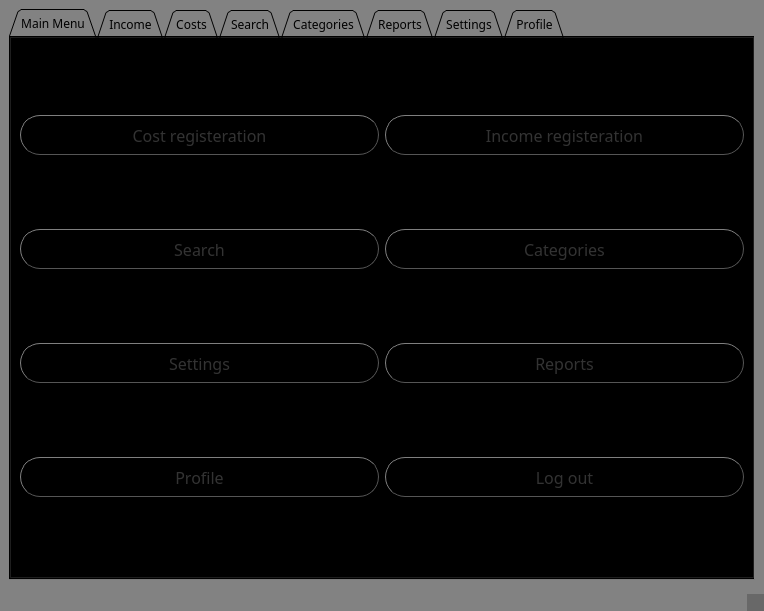
Above: MainWindow.ui from Arian-SK/Personal-Accounting-App before the change. Below: the same form after it.
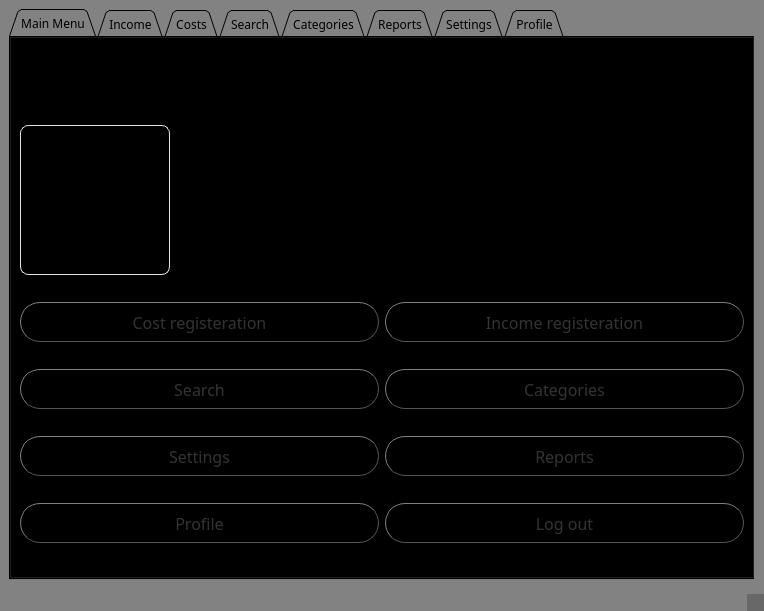
That is the form after the change. The open tabs and pages were chosen to show the change.

Patch:
```diff
--- a/MainWindow.ui
+++ b/MainWindow.ui
@@ -60,7 +60,7 @@
         <string>Main Menu</string>
        </attribute>
        <layout class="QGridLayout" name="gridLayout_2">
-        <item row="5" column="0">
+        <item row="7" column="0" colspan="2">
          <widget class="QPushButton" name="buttonProfile">
           <property name="minimumSize">
            <size>
@@ -99,91 +99,7 @@
           </property>
          </widget>
         </item>
-        <item row="0" column="0">
-         <widget class="QPushButton" name="buttonRegCost">
-          <property name="sizePolicy">
-           <sizepolicy hsizetype="Minimum" vsizetype="Fixed">
-            <horstretch>0</horstretch>
-            <verstretch>0</verstretch>
-           </sizepolicy>
-          </property>
-          <property name="minimumSize">
-           <size>
-            <width>40</width>
-            <height>40</height>
-           </size>
-          </property>
-          <property name="font">
-           <font>
-            <family>Impact</family>
-            <pointsize>12</pointsize>
-           </font>
-          </property>
-          <property name="styleSheet">
-           <string notr="true">QPushButton {
-color: #333;
-border: 1px solid #555;
-border-radius: 20px;
-border-style: outset;
-background: qradialgradient(
-cx: 0.3, cy: -0.4, fx: 0.3, fy: -0.4,
-radius: 1, stop: 0 #fff, stop: 1 #888
-);
-padding: 5px;
-}
-
-QPushButton:hover {
-background: qradialgradient(
-cx: 0.3, cy: -0.4, fx: 0.3, fy: -0.4,
-radius: 1.35, stop: 0 #fff, stop: 1 #bbb
-);
-}</string>
-          </property>
-          <property name="text">
-           <string>Cost registeration</string>
-          </property>
-         </widget>
-        </item>
-        <item row="1" column="0">
-         <widget class="QPushButton" name="buttonSearch">
-          <property name="minimumSize">
-           <size>
-            <width>40</width>
-            <height>40</height>
-           </size>
-          </property>
-          <property name="font">
-           <font>
-            <family>Impact</family>
-            <pointsize>12</pointsize>
-           </font>
-          </property>
-          <property name="styleSheet">
-           <string notr="true">QPushButton {
-color: #333;
-border: 1px solid #555;
-border-radius: 20px;
-border-style: outset;
-background: qradialgradient(
-cx: 0.3, cy: -0.4, fx: 0.3, fy: -0.4,
-radius: 1, stop: 0 #fff, stop: 1 #888
-);
-padding: 5px;
-}
-
-QPushButton:hover {
-background: qradialgradient(
-cx: 0.3, cy: -0.4, fx: 0.3, fy: -0.4,
-radius: 1.35, stop: 0 #fff, stop: 1 #bbb
-);
-}</string>
-          </property>
-          <property name="text">
-           <string>Search</string>
-          </property>
-         </widget>
-        </item>
-        <item row="0" column="1">
+        <item row="2" column="2" colspan="2">
          <widget class="QPushButton" name="buttonRegIncome">
           <property name="sizePolicy">
            <sizepolicy hsizetype="Minimum" vsizetype="Fixed">
@@ -228,85 +144,72 @@
           </property>
          </widget>
         </item>
+        <item row="3" column="0" colspan="2">
+         <widget class="QPushButton" name="buttonSearch">
+          <property name="minimumSize">
+           <size>
+            <width>40</width>
+            <height>40</height>
+           </size>
+          </property>
+          <property name="font">
+           <font>
+            <family>Impact</family>
+            <pointsize>12</pointsize>
+           </font>
+          </property>
+          <property name="styleSheet">
+           <string notr="true">QPushButton {
+color: #333;
+border: 1px solid #555;
+border-radius: 20px;
+border-style: outset;
+background: qradialgradient(
+cx: 0.3, cy: -0.4, fx: 0.3, fy: -0.4,
+radius: 1, stop: 0 #fff, stop: 1 #888
+);
+padding: 5px;
+}
+
+QPushButton:hover {
+background: qradialgradient(
+cx: 0.3, cy: -0.4, fx: 0.3, fy: -0.4,
+radius: 1.35, stop: 0 #fff, stop: 1 #bbb
+);
+}</string>
+          </property>
+          <property name="text">
+           <string>Search</string>
+          </property>
+         </widget>
+        </item>
+        <item row="1" column="2">
+         <spacer name="horizontalSpacer_17">
+          <property name="orientation">
+           <enum>Qt::Horizontal</enum>
+          </property>
+          <property name="sizeHint" stdset="0">
+           <size>
+            <width>40</width>
+            <height>20</height>
+           </size>
+          </property>
+         </spacer>
+        </item>
         <item row="1" column="1">
-         <widget class="QPushButton" name="buttonCategories">
-          <property name="minimumSize">
-           <size>
-            <width>40</width>
-            <height>40</height>
-           </size>
+         <spacer name="horizontalSpacer_20">
+          <property name="orientation">
+           <enum>Qt::Horizontal</enum>
           </property>
-          <property name="font">
-           <font>
-            <family>Impact</family>
-            <pointsize>12</pointsize>
-           </font>
-          </property>
-          <property name="styleSheet">
-           <string notr="true">QPushButton {
-color: #333;
-border: 1px solid #555;
-border-radius: 20px;
-border-style: outset;
-background: qradialgradient(
-cx: 0.3, cy: -0.4, fx: 0.3, fy: -0.4,
-radius: 1, stop: 0 #fff, stop: 1 #888
-);
-padding: 5px;
-}
-
-QPushButton:hover {
-background: qradialgradient(
-cx: 0.3, cy: -0.4, fx: 0.3, fy: -0.4,
-radius: 1.35, stop: 0 #fff, stop: 1 #bbb
-);
-}</string>
-          </property>
-          <property name="text">
-           <string>Categories</string>
-          </property>
-         </widget>
-        </item>
-        <item row="3" column="1">
-         <widget class="QPushButton" name="buttonReports">
-          <property name="minimumSize">
+          <property name="sizeHint" stdset="0">
            <size>
             <width>40</width>
-            <height>40</height>
+            <height>20</height>
            </size>
           </property>
-          <property name="font">
-           <font>
-            <family>Impact</family>
-            <pointsize>12</pointsize>
-           </font>
-          </property>
-          <property name="styleSheet">
-           <string notr="true">QPushButton {
-color: #333;
-border: 1px solid #555;
-border-radius: 20px;
-border-style: outset;
-background: qradialgradient(
-cx: 0.3, cy: -0.4, fx: 0.3, fy: -0.4,
-radius: 1, stop: 0 #fff, stop: 1 #888
-);
-padding: 5px;
-}
-
-QPushButton:hover {
-background: qradialgradient(
-cx: 0.3, cy: -0.4, fx: 0.3, fy: -0.4,
-radius: 1.35, stop: 0 #fff, stop: 1 #bbb
-);
-}</string>
-          </property>
-          <property name="text">
-           <string>Reports</string>
-          </property>
-         </widget>
+         </spacer>
         </item>
-        <item row="3" column="0">
+        <item row="5" column="0" colspan="2">
          <widget class="QPushButton" name="buttonSettings">
           <property name="minimumSize">
            <size>
@@ -345,7 +248,52 @@
           </property>
          </widget>
         </item>
-        <item row="5" column="1">
+        <item row="2" column="0" colspan="2">
+         <widget class="QPushButton" name="buttonRegCost">
+          <property name="sizePolicy">
+           <sizepolicy hsizetype="Minimum" vsizetype="Fixed">
+            <horstretch>0</horstretch>
+            <verstretch>0</verstretch>
+           </sizepolicy>
+          </property>
+          <property name="minimumSize">
+           <size>
+            <width>40</width>
+            <height>40</height>
+           </size>
+          </property>
+          <property name="font">
+           <font>
+            <family>Impact</family>
+            <pointsize>12</pointsize>
+           </font>
+          </property>
+          <property name="styleSheet">
+           <string notr="true">QPushButton {
+color: #333;
+border: 1px solid #555;
+border-radius: 20px;
+border-style: outset;
+background: qradialgradient(
+cx: 0.3, cy: -0.4, fx: 0.3, fy: -0.4,
+radius: 1, stop: 0 #fff, stop: 1 #888
+);
+padding: 5px;
+}
+
+QPushButton:hover {
+background: qradialgradient(
+cx: 0.3, cy: -0.4, fx: 0.3, fy: -0.4,
+radius: 1.35, stop: 0 #fff, stop: 1 #bbb
+);
+}</string>
+          </property>
+          <property name="text">
+           <string>Cost registeration</string>
+          </property>
+         </widget>
+        </item>
+        <item row="7" column="2" colspan="2">
          <widget class="QPushButton" name="buttonLogOut">
           <property name="minimumSize">
            <size>
@@ -384,6 +332,182 @@
           </property>
          </widget>
         </item>
+        <item row="3" column="2" colspan="2">
+         <widget class="QPushButton" name="buttonCategories">
+          <property name="minimumSize">
+           <size>
+            <width>40</width>
+            <height>40</height>
+           </size>
+          </property>
+          <property name="font">
+           <font>
+            <family>Impact</family>
+            <pointsize>12</pointsize>
+           </font>
+          </property>
+          <property name="styleSheet">
+           <string notr="true">QPushButton {
+color: #333;
+border: 1px solid #555;
+border-radius: 20px;
+border-style: outset;
+background: qradialgradient(
+cx: 0.3, cy: -0.4, fx: 0.3, fy: -0.4,
+radius: 1, stop: 0 #fff, stop: 1 #888
+);
+padding: 5px;
+}
+
+QPushButton:hover {
+background: qradialgradient(
+cx: 0.3, cy: -0.4, fx: 0.3, fy: -0.4,
+radius: 1.35, stop: 0 #fff, stop: 1 #bbb
+);
+}</string>
+          </property>
+          <property name="text">
+           <string>Categories</string>
+          </property>
+         </widget>
+        </item>
+        <item row="5" column="2" colspan="2">
+         <widget class="QPushButton" name="buttonReports">
+          <property name="minimumSize">
+           <size>
+            <width>40</width>
+            <height>40</height>
+           </size>
+          </property>
+          <property name="font">
+           <font>
+            <family>Impact</family>
+            <pointsize>12</pointsize>
+           </font>
+          </property>
+          <property name="styleSheet">
+           <string notr="true">QPushButton {
+color: #333;
+border: 1px solid #555;
+border-radius: 20px;
+border-style: outset;
+background: qradialgradient(
+cx: 0.3, cy: -0.4, fx: 0.3, fy: -0.4,
+radius: 1, stop: 0 #fff, stop: 1 #888
+);
+padding: 5px;
+}
+
+QPushButton:hover {
+background: qradialgradient(
+cx: 0.3, cy: -0.4, fx: 0.3, fy: -0.4,
+radius: 1.35, stop: 0 #fff, stop: 1 #bbb
+);
+}</string>
+          </property>
+          <property name="text">
+           <string>Reports</string>
+          </property>
+         </widget>
+        </item>
+        <item row="1" column="3">
+         <widget class="QLabel" name="labelLogo">
+          <property name="minimumSize">
+           <size>
+            <width>150</width>
+            <height>150</height>
+           </size>
+          </property>
+          <property name="maximumSize">
+           <size>
+            <width>150</width>
+            <height>150</height>
+           </size>
+          </property>
+          <property name="font">
+           <font>
+            <family>Impact</family>
+            <pointsize>16</pointsize>
+           </font>
+          </property>
+          <property name="styleSheet">
+           <string notr="true">QLabel {
+  background-color:rgba(0,0,0, 20% );
+  border-radius: 8px;
+  padding: 5px 15px;
+  border: 1px solid #e0e4e7;
+}
+color: rgb(56, 56, 56);
+</string>
+          </property>
+          <property name="text">
+           <string/>
+          </property>
+         </widget>
+        </item>
+        <item row="1" column="0">
+         <widget class="QLabel" name="labelProfilePic2">
+          <property name="minimumSize">
+           <size>
+            <width>150</width>
+            <height>150</height>
+           </size>
+          </property>
+          <property name="maximumSize">
+           <size>
+            <width>150</width>
+            <height>150</height>
+           </size>
+          </property>
+          <property name="styleSheet">
+           <string notr="true">QLabel {
+  background-color:rgba(0,0,0, 20% );
+  border-radius: 8px;
+  padding: 5px 15px;
+  border: 1px solid #e0e4e7;
+}
+</string>
+          </property>
+          <property name="text">
+           <string/>
+          </property>
+         </widget>
+        </item>
+        <item row="0" column="0" colspan="4">
+         <widget class="QLabel" name="label">
+          <property name="maximumSize">
+           <size>
+            <width>16777215</width>
+            <height>30</height>
+           </size>
+          </property>
+          <property name="font">
+           <font>
+            <family>Impact</family>
+            <pointsize>14</pointsize>
+           </font>
+          </property>
+          <property name="layoutDirection">
+           <enum>Qt::LeftToRight</enum>
+          </property>
+          <property name="styleSheet">
+           <string notr="true">QLabel {
+  background-color:rgba(0,0,0, 20% );
+  border-radius: 8px;
+  padding: 5px 15px;
+  border: 1px solid #e0e4e7;
+}
+color: rgb(56, 56, 56);
+</string>
+          </property>
+          <property name="text">
+           <string>Personal   Accounting   App</string>
+          </property>
+          <property name="alignment">
+           <set>Qt::AlignCenter</set>
+          </property>
+         </widget>
+        </item>
        </layout>
       </widget>
       <widget class="QWidget" name="tabIncome">
```
Left out of the diff: 1187 changed lines with no effect on the pictures.
